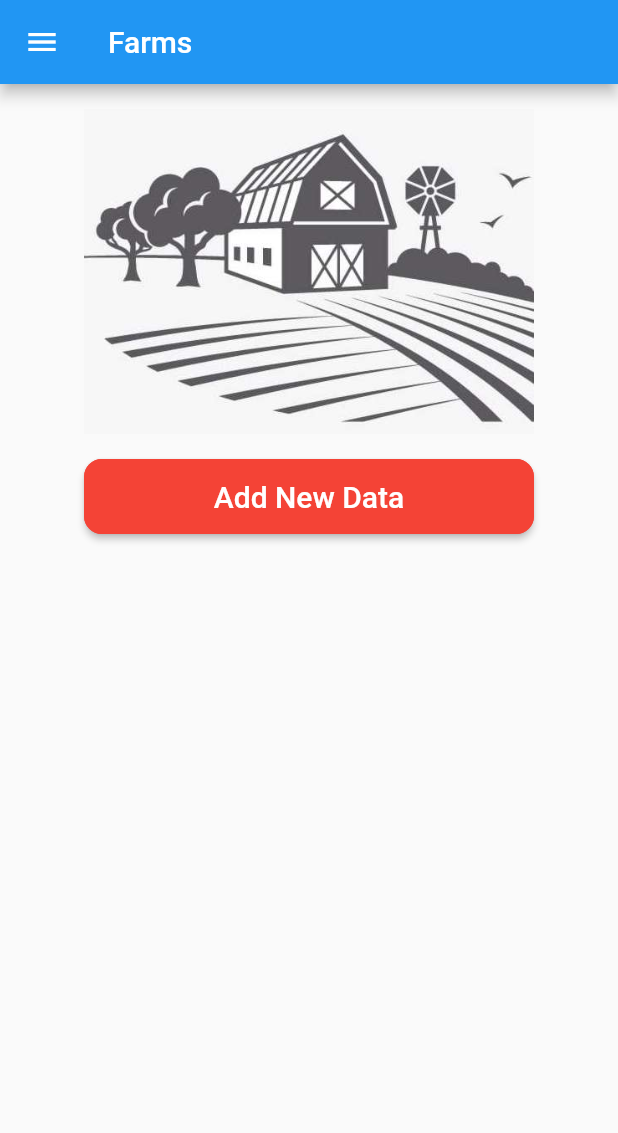
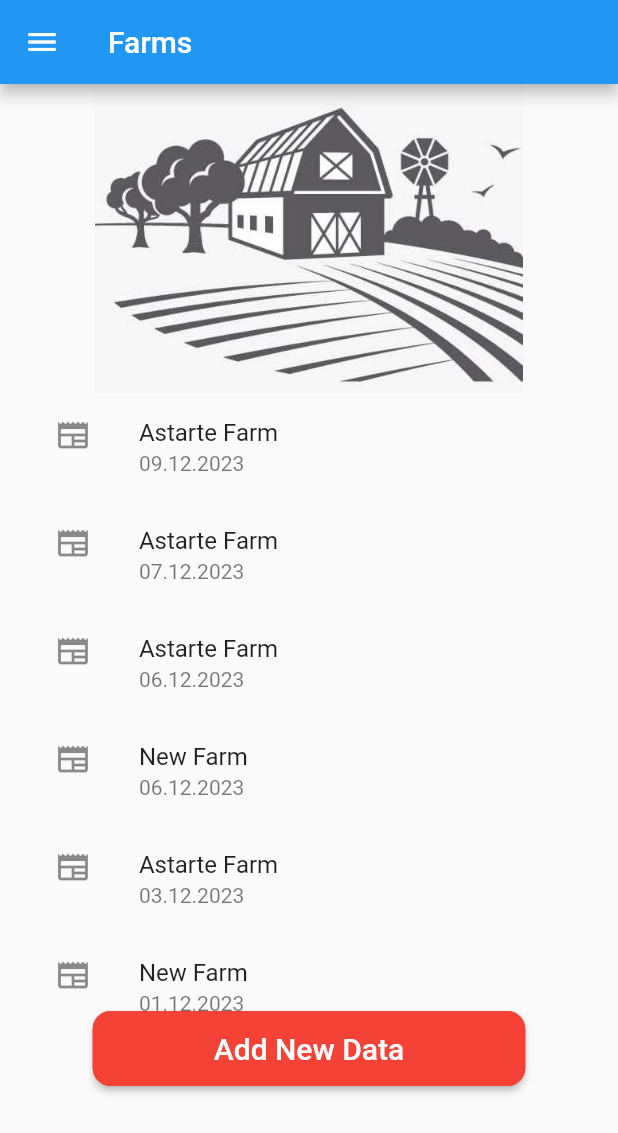
Before and after one commit to aerengns/ASTARTE, a Flutter app: the Farms screen opened by its route, on a phone screen of 412 x 824 dp. Shown: the top 1133 px of the screen. Run offline on Flutter 3.47's test engine with Material 2 defaults, Android fonts, the phone set to English and light mode, and no system bars; our stand-ins replace firebase_auth, firebase_core, font_awesome_flutter, image_picker; missing offline and left inert: flutter_echarts; accounts and stored records are empty.

Commit message:
Add a list view for showing previously logged data

```diff
--- a/lib/farms.dart
+++ b/lib/farms.dart
@@ -21,14 +21,22 @@ class _FarmsState extends State<Farms> {
             Align (
               alignment: Alignment.center,
               child: Image.asset('assets/images/farm.jpg',
-                height: 250,
-                width: 300,
+                height: MediaQuery.of(context).size.height * 0.25,
+                width: MediaQuery.of(context).size.width * 0.7,
               ),
             ),
             Align(
               alignment: Alignment.center,
               child: SizedBox(
-                  width: 300.0,
+                width: MediaQuery.of(context).size.width * 0.9,
+                height: MediaQuery.of(context).size.height * 0.5,
+                child: DataList(),
+              )
+            ),
+            Align(
+              alignment: Alignment.center,
+              child: SizedBox(
+                  width: MediaQuery.of(context).size.width * 0.7,
                   height: 50.0,
                   child: ElevatedButton(
                     style: ButtonStyle(
@@ -47,14 +55,60 @@ class _FarmsState extends State<Farms> {
                     onPressed: () {
                       Navigator.pushNamed(context, '/farm_data_form');
                     },
-                    child: Text('Add New Data', style: TextStyle(fontSize: 20)),
+                    child: const Text('Add New Data', style: TextStyle(fontSize: 20)),
                   )
               ),
             ),
           ],
         ),
       ),
+
       drawer: sideBar(context),
     );
   }
 }
+
+class DataList extends StatelessWidget {
+  List<FormData> data = [
+    FormData("Astarte Farm", "09.12.2023"),
+    FormData("Astarte Farm", "07.12.2023"),
+    FormData("Astarte Farm", "06.12.2023"),
+    FormData("New Farm", "06.12.2023"),
+    FormData("Astarte Farm", "03.12.2023"),
+    FormData("New Farm", "01.12.2023"),
+  ];
+
+  DataList({Key? key}) : super(key: key);
+
+  @override
+  Widget build(BuildContext context) {
+    return ListView.builder(
+      shrinkWrap: true,
+        itemCount: data.length,
+        prototypeItem: const ListTile(
+          leading: Icon(Icons.newspaper),
+          title: Text('Farm Name'),
+          subtitle: Text('Date'),
+        ),
+        itemBuilder: (context, index) {
+          return ListTile(
+            // TODO: change with form data response
+            leading: const Icon(Icons.newspaper),
+            title: Text(data[index].farmName),
+            subtitle: Text(data[index].date),
+            onTap: () {
+              // TODO: show data of the tapped form
+              Navigator.pushNamed(context, '/farm_data_form');
+            },
+          );
+        },
+    );
+  }
+}
+
+class FormData {
+  String farmName;
+  String date;
+
+  FormData(this.farmName, this.date);
+}
```
